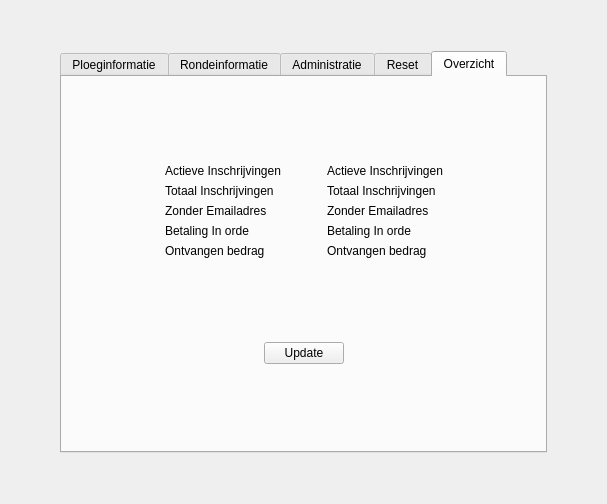
Above: ui/Admin.ui from TimThielemans/ScoreQuiz before the change. Below: the same form after it.
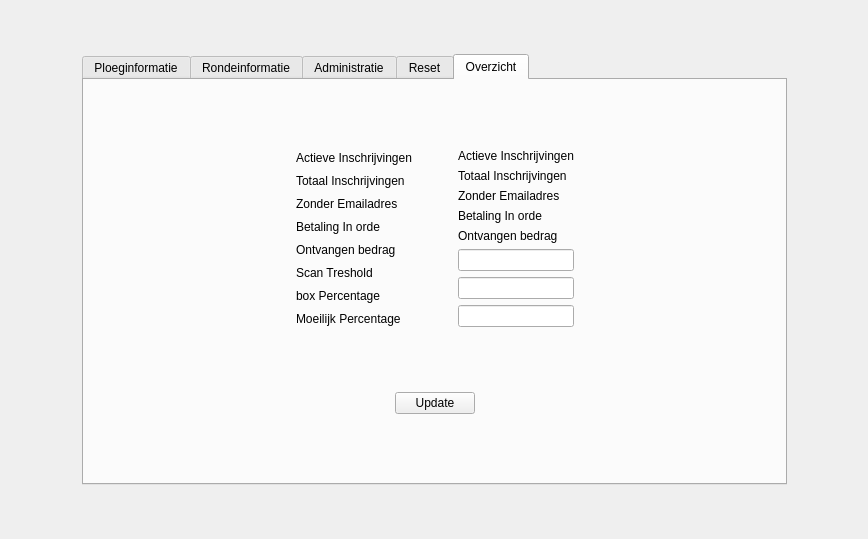
That is the form after the change.

Commit message: beter aanmelden layout

What changed in the file:
```diff
--- a/ui/Admin.ui
+++ b/ui/Admin.ui
@@ -6,8 +6,8 @@
    <rect>
     <x>0</x>
     <y>0</y>
-    <width>607</width>
-    <height>504</height>
+    <width>868</width>
+    <height>539</height>
    </rect>
   </property>
   <property name="windowTitle">
@@ -1287,6 +1287,27 @@
              </property>
             </widget>
            </item>
+           <item>
+            <widget class="QLabel" name="label_22">
+             <property name="text">
+              <string>Scan Treshold</string>
+             </property>
+            </widget>
+           </item>
+           <item>
+            <widget class="QLabel" name="label_23">
+             <property name="text">
+              <string>box Percentage</string>
+             </property>
+            </widget>
+           </item>
+           <item>
+            <widget class="QLabel" name="moeilijkLbl">
+             <property name="text">
+              <string>Moeilijk Percentage</string>
+             </property>
+            </widget>
+           </item>
           </layout>
          </item>
          <item>
@@ -1303,7 +1324,7 @@
           </spacer>
          </item>
          <item>
-          <layout class="QVBoxLayout" name="verticalLayout_4">
+          <layout class="QVBoxLayout" name="verticalLayout_4" stretch="1,1,1,1,1,1,1,1">
            <item>
             <widget class="QLabel" name="label_17">
              <property name="text">
@@ -1339,6 +1360,36 @@
              </property>
             </widget>
            </item>
+           <item>
+            <widget class="QLineEdit" name="tresholdTxt">
+             <property name="sizePolicy">
+              <sizepolicy hsizetype="Expanding" vsizetype="Expanding">
+               <horstretch>0</horstretch>
+               <verstretch>0</verstretch>
+              </sizepolicy>
+             </property>
+            </widget>
+           </item>
+           <item>
+            <widget class="QLineEdit" name="percentageTxt">
+             <property name="sizePolicy">
+              <sizepolicy hsizetype="Expanding" vsizetype="Expanding">
+               <horstretch>0</horstretch>
+               <verstretch>0</verstretch>
+              </sizepolicy>
+             </property>
+            </widget>
+           </item>
+           <item>
+            <widget class="QLineEdit" name="moeilijkTxt">
+             <property name="sizePolicy">
+              <sizepolicy hsizetype="Expanding" vsizetype="Expanding">
+               <horstretch>0</horstretch>
+               <verstretch>0</verstretch>
+              </sizepolicy>
+             </property>
+            </widget>
+           </item>
           </layout>
          </item>
          <item>
```
Left out of the diff: 10 changed lines with no effect on the pictures. The commit also changes 7 other files.
